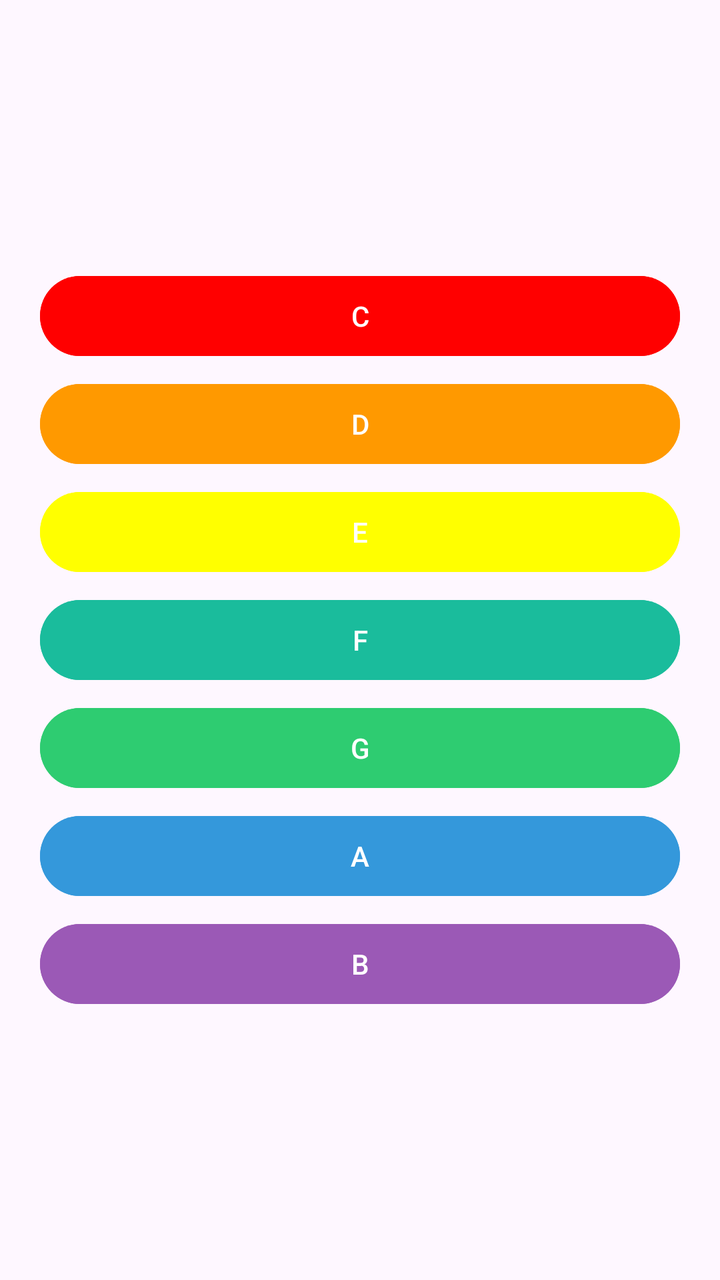
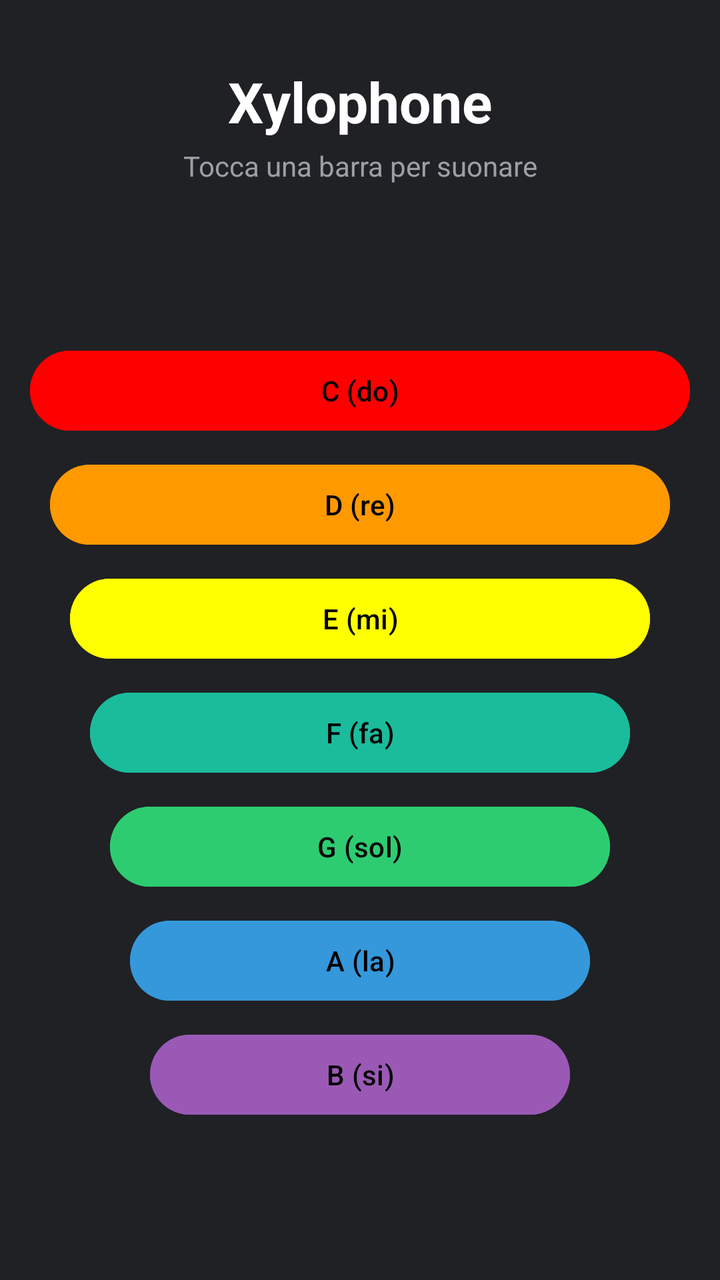

Screens rendered from an Android XML layout before and after an edit, with the pre-edit source and the edit as a unified diff.
<!-- AndroidManifest.xml: application theme Theme.Xilophone -->
<!-- res/layout/activity_main.xml -->
<?xml version="1.0" encoding="utf-8"?>
<androidx.constraintlayout.widget.ConstraintLayout
    xmlns:android="http://schemas.android.com/apk/res/android"
    xmlns:tools="http://schemas.android.com/tools"
    xmlns:app="http://schemas.android.com/apk/res-auto"
    android:id="@+id/main"
    android:layout_width="match_parent"
    android:layout_height="match_parent"
    tools:context=".MainActivity">

    <LinearLayout
        android:layout_width="wrap_content"
        android:layout_height="wrap_content"
        android:orientation="vertical"
        android:gravity="center_horizontal"
        app:layout_constraintTop_toTopOf="parent"
        app:layout_constraintBottom_toBottomOf="parent"
        app:layout_constraintStart_toStartOf="parent"
        app:layout_constraintEnd_toEndOf="parent">

        <Button
            android:id="@+id/c_key"
            style="@style/KeyStyle"
            android:layout_width="320dp"
            android:layout_height="wrap_content"
            android:backgroundTint="@color/red"
            android:text="@string/key_C"
            android:onClick="playC"/>

        <Button
            android:id="@+id/d_key"
            style="@style/KeyStyle"
            android:layout_width="320dp"
            android:layout_height="wrap_content"
            android:backgroundTint="@color/orange"
            android:text="@string/key_D"
            android:onClick="playD"/>

        <Button
            android:id="@+id/e_key"
            style="@style/KeyStyle"
            android:layout_width="320dp"
            android:layout_height="wrap_content"
            android:backgroundTint="@color/yellow"
            android:text="@string/key_E"
            android:onClick="playE"/>

        <Button
            android:id="@+id/f_key"
            style="@style/KeyStyle"
            android:layout_width="320dp"
            android:layout_height="wrap_content"
            android:backgroundTint="@color/turquoise"
            android:text="@string/key_F"
            android:onClick="playF"/>

        <Button
            android:id="@+id/g_key"
            style="@style/KeyStyle"
            android:layout_width="320dp"
            android:layout_height="wrap_content"
            android:backgroundTint="@color/green"
            android:text="@string/key_G"
            android:onClick="playG"/>

        <Button
            android:id="@+id/a_key"
            style="@style/KeyStyle"
            android:layout_width="320dp"
            android:layout_height="wrap_content"
            android:backgroundTint="@color/blue"
            android:text="@string/key_A"
            android:onClick="playA"/>

        <Button
            android:id="@+id/b_key"
            style="@style/KeyStyle"
            android:layout_width="320dp"
            android:layout_height="wrap_content"
            android:backgroundTint="@color/purple"
            android:text="@string/key_B"
            android:onClick="playB"/>

    </LinearLayout>

</androidx.constraintlayout.widget.ConstraintLayout>
<!-- resources referenced by this layout -->
<resources>
  <color name="blue">#3498DB</color>  //#00F
  <color name="green">#2ECC71</color> //#0F0
  <color name="orange">#FF9900</color>
  <color name="purple">#9B59B6</color>    //#F0F
  <color name="red">#FF0000</color>
  <color name="turquoise">#1ABC9C</color>
  <color name="yellow">#FFFF00</color>
  <string name="key_A">A</string>
  <string name="key_B">B</string>
  <string name="key_C">C</string>
  <string name="key_D">D</string>
  <string name="key_E">E</string>
  <string name="key_F">F</string>
  <string name="key_G">G</string>
  <style name="KeyStyle">
          <item name="android:layout_weight">1</item>
          <item name="android:layout_marginTop">3dp</item>
          <item name="android:layout_marginBottom">3dp</item>
      </style>
  <style name="Theme.Xilophone" parent="Base.Theme.Xilophone" />
  <style name="Base.Theme.Xilophone" parent="Theme.Material3.DayNight.NoActionBar">
          
          
      </style>
</resources>

<!-- the commit's change to res/layout/activity_main.xml (unified diff, before → after) -->
@@ -6,14 +6,40 @@
     android:id="@+id/main"
     android:layout_width="match_parent"
     android:layout_height="match_parent"
+    android:background="#202124"
     tools:context=".MainActivity">
+
+    <TextView
+        android:id="@+id/title"
+        android:layout_width="wrap_content"
+        android:layout_height="wrap_content"
+        android:layout_marginTop="32dp"
+        android:text="@string/instrument_title"
+        android:textColor="#FFFFFF"
+        android:textSize="28sp"
+        android:textStyle="bold"
+        app:layout_constraintTop_toTopOf="parent"
+        app:layout_constraintStart_toStartOf="parent"
+        app:layout_constraintEnd_toEndOf="parent" />
+
+    <TextView
+        android:id="@+id/subtitle"
+        android:layout_width="wrap_content"
+        android:layout_height="wrap_content"
+        android:layout_marginTop="4dp"
+        android:text="@string/tutorial"
+        android:textColor="#9AA0A6"
+        android:textSize="14sp"
+        app:layout_constraintTop_toBottomOf="@id/title"
+        app:layout_constraintStart_toStartOf="parent"
+        app:layout_constraintEnd_toEndOf="parent" />
 
     <LinearLayout
         android:layout_width="wrap_content"
         android:layout_height="wrap_content"
         android:orientation="vertical"
         android:gravity="center_horizontal"
-        app:layout_constraintTop_toTopOf="parent"
+        app:layout_constraintTop_toBottomOf="@id/subtitle"
         app:layout_constraintBottom_toBottomOf="parent"
         app:layout_constraintStart_toStartOf="parent"
         app:layout_constraintEnd_toEndOf="parent">
@@ -21,64 +47,77 @@
         <Button
             android:id="@+id/c_key"
             style="@style/KeyStyle"
-            android:layout_width="320dp"
+            android:layout_width="330dp"
             android:layout_height="wrap_content"
+            android:layout_marginBottom="6dp"
             android:backgroundTint="@color/red"
             android:text="@string/key_C"
+            android:textColor="@color/black"
             android:onClick="playC"/>
 
         <Button
             android:id="@+id/d_key"
             style="@style/KeyStyle"
-            android:layout_width="320dp"
+            android:layout_width="310dp"
             android:layout_height="wrap_content"
+            android:layout_marginBottom="6dp"
             android:backgroundTint="@color/orange"
             android:text="@string/key_D"
+            android:textColor="@color/black"
             android:onClick="playD"/>
 
         <Button
             android:id="@+id/e_key"
             style="@style/KeyStyle"
-            android:layout_width="320dp"
+            android:layout_width="290dp"
             android:layout_height="wrap_content"
+            android:layout_marginBottom="6dp"
             android:backgroundTint="@color/yellow"
             android:text="@string/key_E"
+            android:textColor="@color/black"
             android:onClick="playE"/>
 
         <Button
             android:id="@+id/f_key"
             style="@style/KeyStyle"
-            android:layout_width="320dp"
+            android:layout_width="270dp"
             android:layout_height="wrap_content"
+            android:layout_marginBottom="6dp"
             android:backgroundTint="@color/turquoise"
             android:text="@string/key_F"
+            android:textColor="@color/black"
             android:onClick="playF"/>
 
         <Button
             android:id="@+id/g_key"
             style="@style/KeyStyle"
-            android:layout_width="320dp"
+            android:layout_width="250dp"
             android:layout_height="wrap_content"
+            android:layout_marginBottom="6dp"
             android:backgroundTint="@color/green"
             android:text="@string/key_G"
+            android:textColor="@color/black"
             android:onClick="playG"/>
 
         <Button
             android:id="@+id/a_key"
             style="@style/KeyStyle"
-            android:layout_width="320dp"
+            android:layout_width="230dp"
             android:layout_height="wrap_content"
+            android:layout_marginBottom="6dp"
             android:backgroundTint="@color/blue"
             android:text="@string/key_A"
+            android:textColor="@color/black"
             android:onClick="playA"/>
 
         <Button
             android:id="@+id/b_key"
             style="@style/KeyStyle"
-            android:layout_width="320dp"
+            android:layout_width="210dp"
             android:layout_height="wrap_content"
             android:backgroundTint="@color/purple"
             android:text="@string/key_B"
+            android:textColor="@color/black"
             android:onClick="playB"/>
 
     </LinearLayout>
<!-- resource entries referenced after the edit -->
@@ -1,5 +1,6 @@
 <!-- resources referenced by this layout -->
 <resources>
+  <color name="black">#FF000000</color>
   <color name="blue">#3498DB</color>  //#00F
   <color name="green">#2ECC71</color> //#0F0
   <color name="orange">#FF9900</color>
@@ -7,13 +8,15 @@
   <color name="red">#FF0000</color>
   <color name="turquoise">#1ABC9C</color>
   <color name="yellow">#FFFF00</color>
-  <string name="key_A">A</string>
-  <string name="key_B">B</string>
-  <string name="key_C">C</string>
-  <string name="key_D">D</string>
-  <string name="key_E">E</string>
-  <string name="key_F">F</string>
-  <string name="key_G">G</string>
+  <string name="instrument_title">Xylophone</string>
+  <string name="key_A">A (la)</string>
+  <string name="key_B">B (si)</string>
+  <string name="key_C">C (do)</string>
+  <string name="key_D">D (re)</string>
+  <string name="key_E">E (mi)</string>
+  <string name="key_F">F (fa)</string>
+  <string name="key_G">G (sol)</string>
+  <string name="tutorial">Tocca una barra per suonare</string>
   <style name="KeyStyle">
           <item name="android:layout_weight">1</item>
           <item name="android:layout_marginTop">3dp</item>
